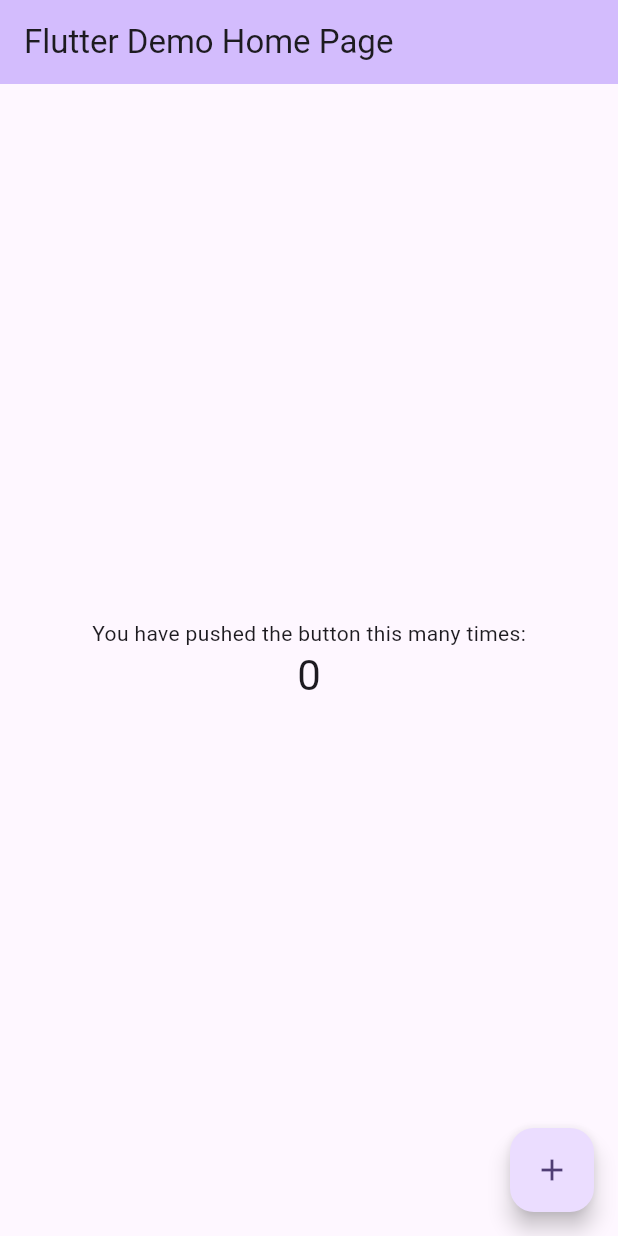
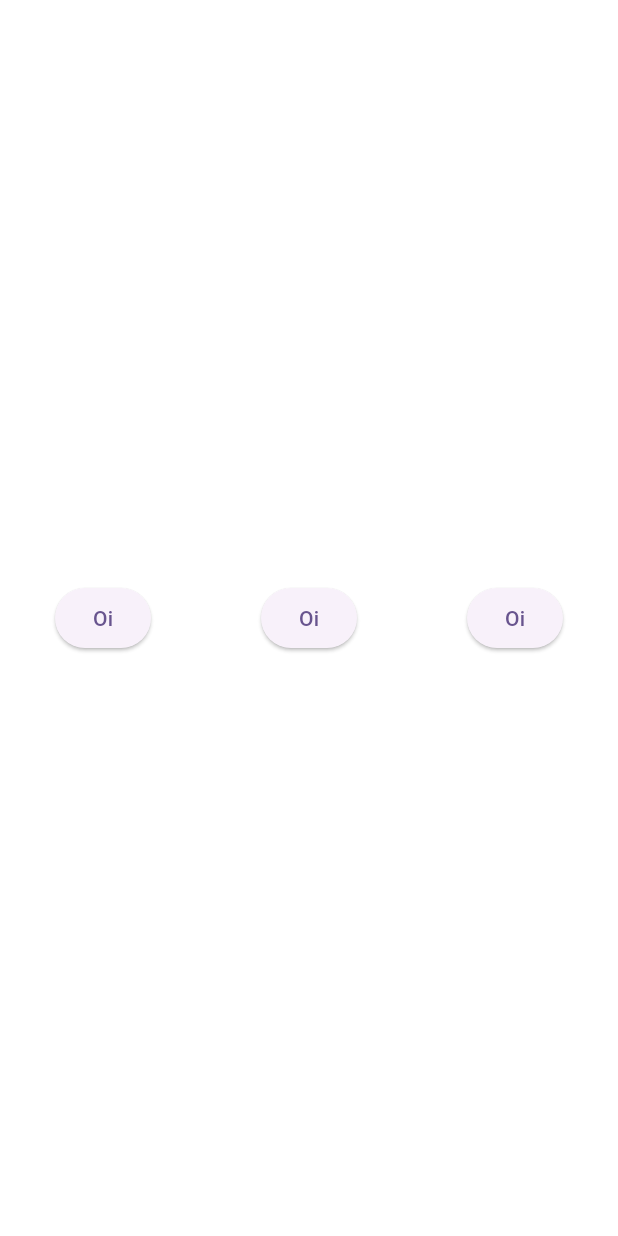
Before and after one commit to JeffHenriqueM/lxtec_mikrotik, a Flutter app: the screen it shows after launch, on a phone screen of 412 x 824 dp. Run offline on Flutter 3.47's test engine with Material 3 defaults, Android fonts, the phone set to English and light mode, and no system bars.

Commit message:
first code project

```diff
--- /dev/null
+++ b/mikrotik/lib/action.dart
@@ -0,0 +1,39 @@
+import 'package:flutter/material.dart';
+
+class ActionClass extends StatefulWidget {
+  const ActionClass({super.key});
+
+  @override
+  State<ActionClass> createState() => _ActionClassState();
+}
+
+class _ActionClassState extends State<ActionClass> {
+  @override
+  Widget build(BuildContext context) {
+    return Container(
+      color: Colors.white,
+      child: Column(
+        mainAxisAlignment: MainAxisAlignment.spaceAround,
+        children: [
+          Row(
+            mainAxisAlignment: MainAxisAlignment.spaceAround,
+            children: [
+              ElevatedButton(
+                onPressed: () {},
+                child: const Text('Oi'),
+              ),
+              ElevatedButton(
+                onPressed: () {},
+                child: const Text('Oi'),
+              ),
+              ElevatedButton(
+                onPressed: () {},
+                child: const Text('Oi'),
+              )
+            ],
+          ),
+        ],
+      ),
+    );
+  }
+}
--- a/mikrotik/lib/main.dart
+++ b/mikrotik/lib/main.dart
@@ -1,4 +1,5 @@
 import 'package:flutter/material.dart';
+import 'package:mikrotik/action.dart';
 
 void main() {
   runApp(const MyApp());
@@ -12,114 +13,12 @@
   Widget build(BuildContext context) {
     return MaterialApp(
       title: 'Flutter Demo',
+      debugShowCheckedModeBanner: false,
       theme: ThemeData(
-        // This is the theme of your application.
-        //
-        // TRY THIS: Try running your application with "flutter run". You'll see
-        // the application has a purple toolbar. Then, without quitting the app,
-        // try changing the seedColor in the colorScheme below to Colors.green
-        // and then invoke "hot reload" (save your changes or press the "hot
-        // reload" button in a Flutter-supported IDE, or press "r" if you used
-        // the command line to start the app).
-        //
-        // Notice that the counter didn't reset back to zero; the application
-        // state is not lost during the reload. To reset the state, use hot
-        // restart instead.
-        //
-        // This works for code too, not just values: Most code changes can be
-        // tested with just a hot reload.
         colorScheme: ColorScheme.fromSeed(seedColor: Colors.deepPurple),
         useMaterial3: true,
       ),
-      home: const MyHomePage(title: 'Flutter Demo Home Page'),
+      home: const ActionClass(),
     );
   }
 }
-
-class MyHomePage extends StatefulWidget {
-  const MyHomePage({super.key, required this.title});
-
-  // This widget is the home page of your application. It is stateful, meaning
-  // that it has a State object (defined below) that contains fields that affect
-  // how it looks.
-
-  // This class is the configuration for the state. It holds the values (in this
-  // case the title) provided by the parent (in this case the App widget) and
-  // used by the build method of the State. Fields in a Widget subclass are
-  // always marked "final".
-
-  final String title;
-
-  @override
-  State<MyHomePage> createState() => _MyHomePageState();
-}
-
-class _MyHomePageState extends State<MyHomePage> {
-  int _counter = 0;
-
-  void _incrementCounter() {
-    setState(() {
-      // This call to setState tells the Flutter framework that something has
-      // changed in this State, which causes it to rerun the build method below
-      // so that the display can reflect the updated values. If we changed
-      // _counter without calling setState(), then the build method would not be
-      // called again, and so nothing would appear to happen.
-      _counter++;
-    });
-  }
-
-  @override
-  Widget build(BuildContext context) {
-    // This method is rerun every time setState is called, for instance as done
-    // by the _incrementCounter method above.
-    //
-    // The Flutter framework has been optimized to make rerunning build methods
-    // fast, so that you can just rebuild anything that needs updating rather
-    // than having to individually change instances of widgets.
-    return Scaffold(
-      appBar: AppBar(
-        // TRY THIS: Try changing the color here to a specific color (to
-        // Colors.amber, perhaps?) and trigger a hot reload to see the AppBar
-        // change color while the other colors stay the same.
-        backgroundColor: Theme.of(context).colorScheme.inversePrimary,
-        // Here we take the value from the MyHomePage object that was created by
-        // the App.build method, and use it to set our appbar title.
-        title: Text(widget.title),
-      ),
-      body: Center(
-        // Center is a layout widget. It takes a single child and positions it
-        // in the middle of the parent.
-        child: Column(
-          // Column is also a layout widget. It takes a list of children and
-          // arranges them vertically. By default, it sizes itself to fit its
-          // children horizontally, and tries to be as tall as its parent.
-          //
-          // Column has various properties to control how it sizes itself and
-          // how it positions its children. Here we use mainAxisAlignment to
-          // center the children vertically; the main axis here is the vertical
-          // axis because Columns are vertical (the cross axis would be
-          // horizontal).
-          //
-          // TRY THIS: Invoke "debug painting" (choose the "Toggle Debug Paint"
-          // action in the IDE, or press "p" in the console), to see the
-          // wireframe for each widget.
-          mainAxisAlignment: MainAxisAlignment.center,
-          children: <Widget>[
-            const Text(
-              'You have pushed the button this many times:',
-            ),
-            Text(
-              '$_counter',
-              style: Theme.of(context).textTheme.headlineMedium,
-            ),
-          ],
-        ),
-      ),
-      floatingActionButton: FloatingActionButton(
-        onPressed: _incrementCounter,
-        tooltip: 'Increment',
-        child: const Icon(Icons.add),
-      ), // This trailing comma makes auto-formatting nicer for build methods.
-    );
-  }
-}
```
